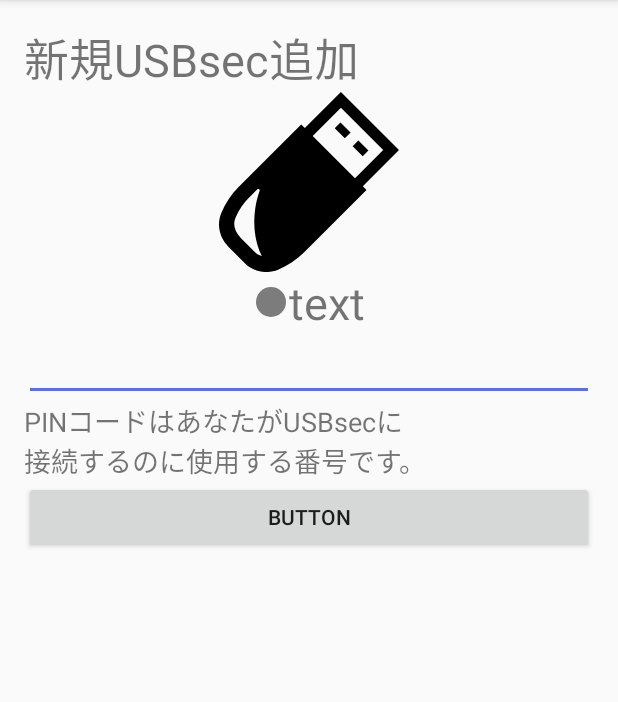
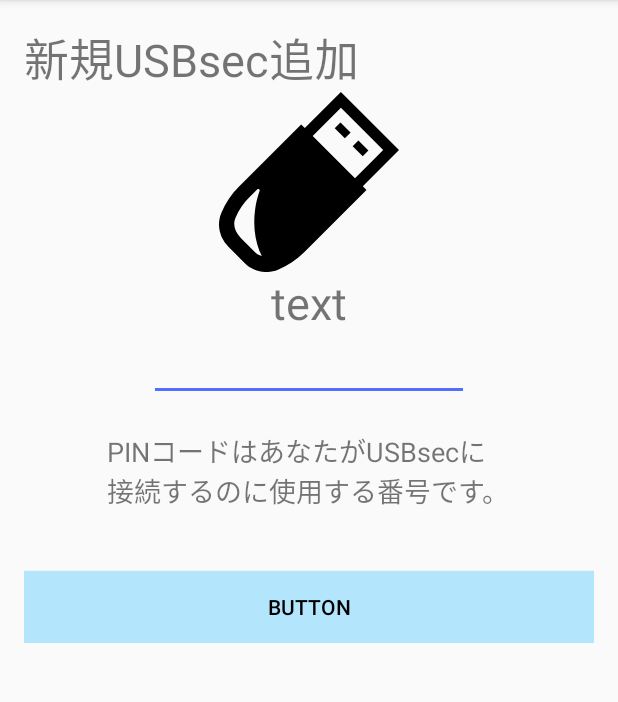
Before and after one commit to MikemoriKeisuke/USBsecController, an Android app: the screen it shows after launch (AddUsbActivity), after a tap on an icon or button, on a phone screen of 412 x 824 dp, the part 84-786 px from its top. Run offline under Robolectric (Android 15) with nearby library versions, the phone set to English and light mode, and no system bars; 2 other taps on this screen came first.

Commit message:
aa
aaaaa

```diff
--- a/app/src/main/AndroidManifest.xml
+++ b/app/src/main/AndroidManifest.xml
@@ -44,10 +44,6 @@
         <activity android:name=".AddCompActivity" />
         <activity android:name=".ConnectionCompActivity" />
         <activity android:name=".DisconnectCompActivity" />
-        <activity
-            android:name=".MainActivity"
-            android:label="@string/title_activity_main"
-            android:theme="@style/AppTheme.NoActionBar"></activity>
     </application>
 
 </manifest>
--- a/app/src/main/java/com/example/s20143037/usbseccontroller/CardListActivity.java
+++ b/app/src/main/java/com/example/s20143037/usbseccontroller/CardListActivity.java
@@ -1,27 +1,18 @@
 package com.example.s20143037.usbseccontroller;
 
-import android.*;
-import android.content.Context;
 import android.content.Intent;
 import android.content.pm.PackageManager;
 import android.location.LocationManager;
-import android.provider.Settings;
-import android.support.design.widget.FloatingActionButton;
-import android.support.design.widget.Snackbar;
 import android.support.v4.app.ActivityCompat;
 import android.support.v7.app.AppCompatActivity;
 import android.os.Bundle;
-import android.support.v7.widget.CardView;
 import android.support.v7.widget.LinearLayoutManager;
 import android.support.v7.widget.RecyclerView;
-import android.view.LayoutInflater;
 import android.view.View;
-import android.widget.LinearLayout;
-import android.widget.Toast;
 
 import java.util.ArrayList;
 
-public class CardListActivity extends AppCompatActivity {
+public class CardListActivity extends AppCompatActivity  {
     private LocationManager locationManager;
     private RecyclerView mRecyclerView;
     private RecyclerView.Adapter mAdapter;
@@ -39,17 +30,22 @@ public class CardListActivity extends AppCompatActivity {
         mLayoutManager = new LinearLayoutManager(this);
         mRecyclerView.setLayoutManager(mLayoutManager);
 
-        final ArrayList<String> myDataSet = new ArrayList<String>() {
+        final ArrayList<String> DataSet = new ArrayList<String>() {
             {
                 add("USBsec1");
                 add("USBsec2");
                 add("USBsec3");
+                add("USBsec4");
+                add("USBsec5");
+                add("USBsec6");
+                add("USBsec7");
+
             }
         };
+        // アダプタを指定する
+        mAdapter = new UsbAdapter(this, DataSet);
+        mRecyclerView.setAdapter(mAdapter);
 
-        // アダプタを指定する
-        mAdapter = new UsbAdapter(this, myDataSet);
-        mRecyclerView.setAdapter(mAdapter);
 
 //        LayoutInflater inflater = (LayoutInflater) getSystemService(LAYOUT_INFLATER_SERVICE);
 //        LinearLayout linearLayout = (LinearLayout) inflater.inflate(R.layout.add_card, null);
--- a/app/src/main/java/com/example/s20143037/usbseccontroller/ConnectionActivity.java
+++ b/app/src/main/java/com/example/s20143037/usbseccontroller/ConnectionActivity.java
@@ -11,6 +11,7 @@ public class ConnectionActivity extends AppCompatActivity {
     protected void onCreate(Bundle savedInstanceState) {
         super.onCreate(savedInstanceState);
         setContentView(R.layout.activity_connection);
+
     }
 
     public void intentConnComp(View v) {
--- a/app/src/main/java/com/example/s20143037/usbseccontroller/UsbAdapter.java
+++ b/app/src/main/java/com/example/s20143037/usbseccontroller/UsbAdapter.java
@@ -10,31 +10,31 @@ import android.widget.TextView;
 import java.util.ArrayList;
 
 public class UsbAdapter extends RecyclerView.Adapter<UsbAdapter.ViewHolder> {
-    private LayoutInflater mLayoutInflater;
-    private ArrayList<String> mDataList;
+    private LayoutInflater onLayoutInflater;
+    private ArrayList<String> onDataList;
 
     public UsbAdapter(Context context, ArrayList<String> dataList) {
         super();
-        mLayoutInflater = LayoutInflater.from(context);
-        mDataList = dataList;
+        onLayoutInflater = LayoutInflater.from(context);
+        onDataList = dataList;
     }
 
     // getViewのinfrateするところだけ取り出した感じ
     @Override
     public UsbAdapter.ViewHolder onCreateViewHolder(ViewGroup parent, int viewType) {
-        View v = mLayoutInflater.inflate(R.layout.card_item, parent, false);
+        View v = onLayoutInflater.inflate(R.layout.card_item, parent, false);
         ViewHolder viewHolder = new ViewHolder(v);
         return viewHolder;
     }
 
     @Override
     public int getItemCount() {
-        return mDataList.size();
+        return onDataList.size();
     }
 
     @Override
     public void onBindViewHolder(ViewHolder holder, int position) {
-        String data = (String) mDataList.get(position);
+        String data = (String) onDataList.get(position);
         holder.text.setText(data);
     }
 
--- a/app/src/main/res/drawable/ic_circle.xml
+++ /dev/null
@@ -1,9 +0,0 @@
-<vector xmlns:android="http://schemas.android.com/apk/res/android"
-        android:width="24dp"
-        android:height="24dp"
-        android:viewportWidth="24.0"
-        android:viewportHeight="24.0">
-    <path
-        android:fillColor="#7c7c7c"
-        android:pathData="M12,12m-10,0a10,10 0,1 1,20 0a10,10 0,1 1,-20 0"/>
-</vector>
--- a/app/src/main/res/layout/activity_add_usb.xml
+++ b/app/src/main/res/layout/activity_add_usb.xml
@@ -11,25 +11,25 @@
     tools:context="com.example.s20143037.usbseccontroller.AddUsbActivity">
 
 
+    <ScrollView
+        android:layout_width="match_parent"
+        android:layout_height="match_parent">
+
         <LinearLayout
             android:layout_width="match_parent"
-        android:layout_height="match_parent"
+            android:layout_height="wrap_content"
             android:orientation="vertical">
 
             <TextView
                 android:id="@+id/textView4"
                 android:layout_width="match_parent"
                 android:layout_height="wrap_content"
-            android:layout_alignParentLeft="true"
-            android:layout_alignParentTop="true"
                 android:text="新規USBsec追加"
                 android:textSize="30sp" />
 
             <FrameLayout
                 android:layout_width="wrap_content"
                 android:layout_height="wrap_content"
-            android:layout_alignParentStart="true"
-            android:layout_alignParentTop="true"
                 android:layout_gravity="center"
                 android:background="@drawable/ic_usb" />
 
@@ -37,26 +37,27 @@
                 android:id="@+id/UsbNameView"
                 android:layout_width="wrap_content"
                 android:layout_height="wrap_content"
-            android:layout_alignParentLeft="true"
-            android:layout_alignParentTop="true"
                 android:text="text"
                 android:layout_gravity="center"
-            android:textSize="30sp"
-            android:drawableLeft="@drawable/ic_circle"/>
+                android:gravity="center_horizontal"
+                android:textSize="30sp" />
 
             <EditText
-            android:id="@+id/editText"
-            android:layout_width="match_parent"
+                android:id="@+id/editPinCode"
+                android:layout_width="wrap_content"
                 android:layout_height="wrap_content"
                 android:ems="10"
-            android:inputType="numberPassword" />
+                android:inputType="numberPassword"
+                android:layout_gravity="center"
+                android:gravity="center_horizontal"
+                android:maxLength="5"/>
 
             <TextView
                 android:id="@+id/textView3"
                 android:layout_width="wrap_content"
                 android:layout_height="wrap_content"
-            android:layout_alignParentLeft="true"
-            android:layout_alignParentTop="true"
+                android:layout_gravity="center"
+                android:layout_marginTop="20dp"
                 android:text="PINコードはあなたがUSBsecに\n接続するのに使用する番号です。"
                 android:textSize="18sp" />
 
@@ -65,8 +66,11 @@
                 android:layout_width="match_parent"
                 android:layout_height="wrap_content"
                 android:text="Button"
-            android:onClick="intentAddComp"/>
+                android:layout_marginTop="40dp"
+                android:onClick="intentAddComp"
+                style="@style/submitButton"/>
 
         </LinearLayout>
+    </ScrollView>
 
 </RelativeLayout>
--- a/app/src/main/res/layout/activity_card_list.xml
+++ b/app/src/main/res/layout/activity_card_list.xml
@@ -21,6 +21,7 @@
         </android.support.v7.widget.RecyclerView>
 
     </LinearLayout>
+
     <android.support.design.widget.FloatingActionButton
         android:id="@+id/fab"
         android:layout_width="wrap_content"
@@ -28,8 +29,8 @@
         android:layout_gravity="bottom|end"
         android:layout_margin="@dimen/fab_margin"
         android:onClick="intentAddUsb"
-        app:fabSize="normal"
         app:srcCompat="@drawable/ic_usb_plus"
-        app:backgroundTint="#fff"/>
+        app:backgroundTint="@color/icons"
+        app:fabSize="normal" />
 
 </android.support.design.widget.CoordinatorLayout>
--- a/app/src/main/res/values/colors.xml
+++ b/app/src/main/res/values/colors.xml
@@ -1,6 +1,11 @@
 <?xml version="1.0" encoding="utf-8"?>
 <resources>
-    <color name="colorPrimary">#03A9F4</color>
-    <color name="colorPrimaryDark">#0288D1</color>
-    <color name="colorAccent">#536DFE</color>
+    <color name="primary">#03A9F4</color>
+    <color name="primary_dark">#0288D1</color>
+    <color name="primary_light">#B3E5FC</color>
+    <color name="accent">#536DFE</color>
+    <color name="primary_text">#212121</color>
+    <color name="secondary_text">#757575</color>
+    <color name="icons">#FFFFFF</color>
+    <color name="divider">#BDBDBD</color>
 </resources>
--- a/app/src/main/res/values/styles.xml
+++ b/app/src/main/res/values/styles.xml
@@ -3,9 +3,9 @@
     <!-- Base application theme. -->
     <style name="AppTheme" parent="Theme.AppCompat.Light.DarkActionBar">
         <!-- Customize your theme here. -->
-        <item name="colorPrimary">@color/colorPrimary</item>
-        <item name="colorPrimaryDark">@color/colorPrimaryDark</item>
-        <item name="colorAccent">@color/colorAccent</item>
+        <item name="colorPrimary">@color/primary</item>
+        <item name="colorPrimaryDark">@color/primary_dark</item>
+        <item name="colorAccent">@color/accent</item>
     </style>
 
     <style name="AppTheme.NoActionBar">
@@ -17,4 +17,14 @@
 
     <style name="AppTheme.PopupOverlay" parent="ThemeOverlay.AppCompat.Light" />
 
+    <style name="ffButton">
+        <item name="android:background">#fff</item>
+        <item name="android:textColor">#000</item>
+    </style>
+
+    <style name="submitButton">
+        <item name="android:background">@color/primary_light</item>
+        <item name="android:textColor">#000</item>
+    </style>
+
 </resources>
```
Also changed, not shown: app/src/main/java/com/example/s20143037/usbseccontroller/ConnectionCompActivity.java (+12 -5 lines), app/src/main/res/layout/activity_connection.xml (+24 -12 lines), app/src/main/res/layout/activity_disconnect.xml (+19 -3 lines), app/src/main/res/layout/card_item.xml (+16 -5 lines), 1 other file. Lines whose indentation alone changed are shown as unchanged.
